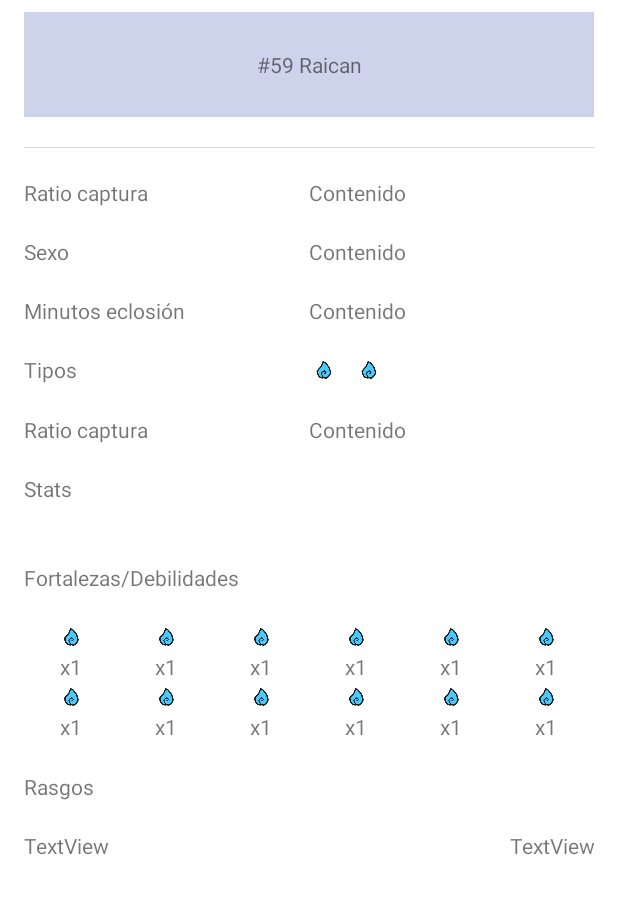
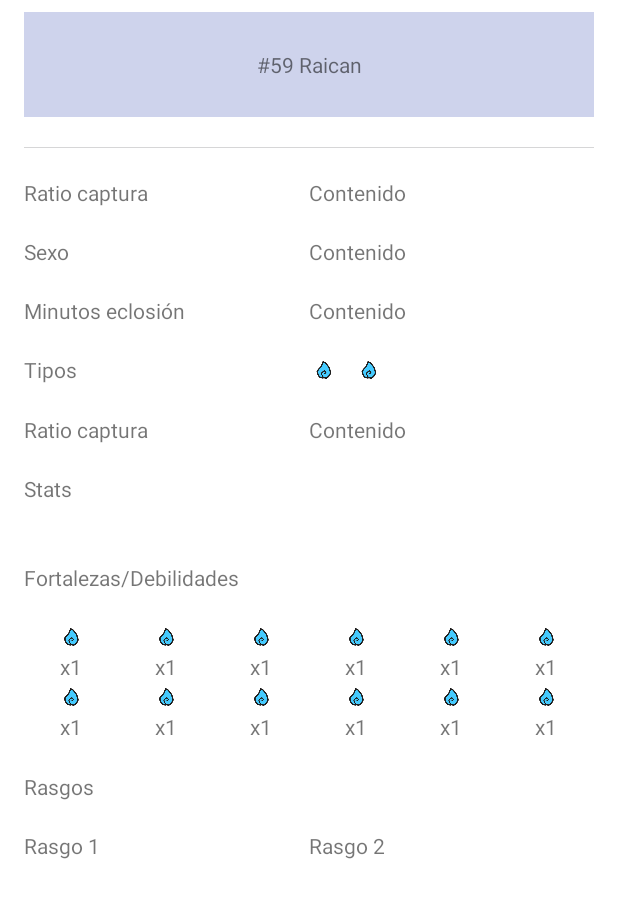
Before and after one commit to cenfo-418-teapot/TemTemPedia, an Android app: the layout content_scrolling.xml on its own in the app's theme, with its tools: preview values and no code run, on a phone screen of 412 x 824 dp. Shown: the top 898 px of the screen. Run offline under Robolectric (Android 15) with nearby library versions, the phone set to English and light mode, and no system bars.

Commit message:
refactor: Cambios a rasgos de layout

```diff
--- a/app/src/main/res/layout/content_scrolling.xml
+++ b/app/src/main/res/layout/content_scrolling.xml
@@ -505,8 +505,9 @@
                     android:layout_height="match_parent">
 
                     <LinearLayout
-                        android:layout_width="match_parent"
+                        android:layout_width="0dp"
                         android:layout_height="match_parent"
+                        android:layout_weight="1"
                         android:orientation="vertical">
 
                         <TextView
@@ -526,14 +527,14 @@
                                 android:layout_width="0dp"
                                 android:layout_height="wrap_content"
                                 android:layout_weight="1"
-                                android:text="TextView" />
+                                android:text="Rasgo 1" />
 
                             <TextView
                                 android:id="@+id/rasgo2"
                                 android:layout_width="0dp"
-                                android:layout_height="wrap_content"
+                                android:layout_height="match_parent"
                                 android:layout_weight="1"
-                                android:text="TextView" />
+                                android:text="Rasgo 2" />
                         </LinearLayout>
 
                     </LinearLayout>
```
